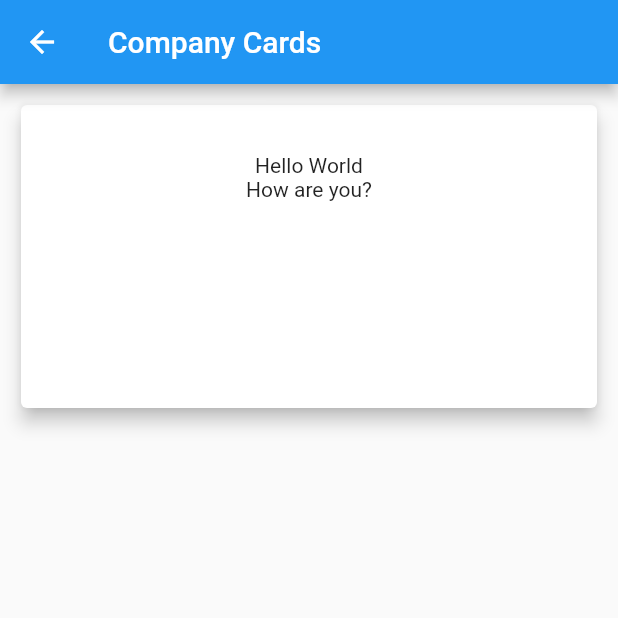
After one commit to jeromecoffin/prospectionApp, a Flutter app: the CompanyCards screen opened directly, on a phone screen of 412 x 824 dp, the top half of it. The commit adds this screen. Run offline on Flutter 3.47's test engine with Material 2 defaults, Android fonts, the phone set to English and light mode, and no system bars; our stand-ins replace firebase_auth; accounts and stored records are empty.

Commit message:
first card

```diff
--- /dev/null
+++ b/prospection/lib/company/companyCards.dart
@@ -0,0 +1,29 @@
+import 'package:flutter/material.dart';
+
+class CompanyCards extends StatelessWidget {
+  @override
+  Widget build(BuildContext context) {
+    return Scaffold(
+      appBar: AppBar(
+        title: Text("Company Cards"),
+      ),
+      body: Container(
+        padding: EdgeInsets.fromLTRB(10,10,10,0),
+        height: 220,
+        width: double.maxFinite,
+        child: Card(
+          elevation: 5,
+          child: new Container(
+                  padding: new EdgeInsets.all(32.0),
+                  child: new Column(
+                    children: <Widget>[
+                      new Text('Hello World'),
+                      new Text('How are you?')
+                    ],
+                  ),
+                ),
+        ),
+      ),
+    );
+  }
+}
--- a/prospection/lib/auth_service.dart
+++ b/prospection/lib/login/auth_service.dart
@@ -1,6 +1,6 @@
 import 'package:firebase_auth/firebase_auth.dart';
 import 'package:prospection/home_screen.dart';
-import 'package:prospection/login_screen.dart';
+import 'package:prospection/login/login_screen.dart';
 import 'package:flutter/material.dart';
 
 class AuthService {
--- a/prospection/lib/login_screen.dart
+++ b/prospection/lib/login/login_screen.dart
@@ -1,4 +1,4 @@
-import 'package:prospection/auth_service.dart';
+import 'package:prospection/login/auth_service.dart';
 import 'package:flutter/material.dart';
 
 class LoginPage extends StatefulWidget {
--- a/prospection/lib/main.dart
+++ b/prospection/lib/main.dart
@@ -1,4 +1,4 @@
-import 'package:prospection/auth_service.dart';
+import 'package:prospection/login/auth_service.dart';
 import 'package:flutter/material.dart';
 
 void main() => runApp(MyApp());
--- a/prospection/pubspec.yaml
+++ b/prospection/pubspec.yaml
@@ -30,7 +30,6 @@ dependencies:
   cupertino_icons: ^0.1.3
   firebase_auth: ^0.16.0
   firebase_auth_web: ^0.1.2
-
 
 dev_dependencies:
   flutter_test:
```
Also changed, not shown: prospection/lib/home_screen.dart (+21 -8 lines), prospection/lib/name/nameCards.dart (added, +20 -0 lines), 1 other file.
